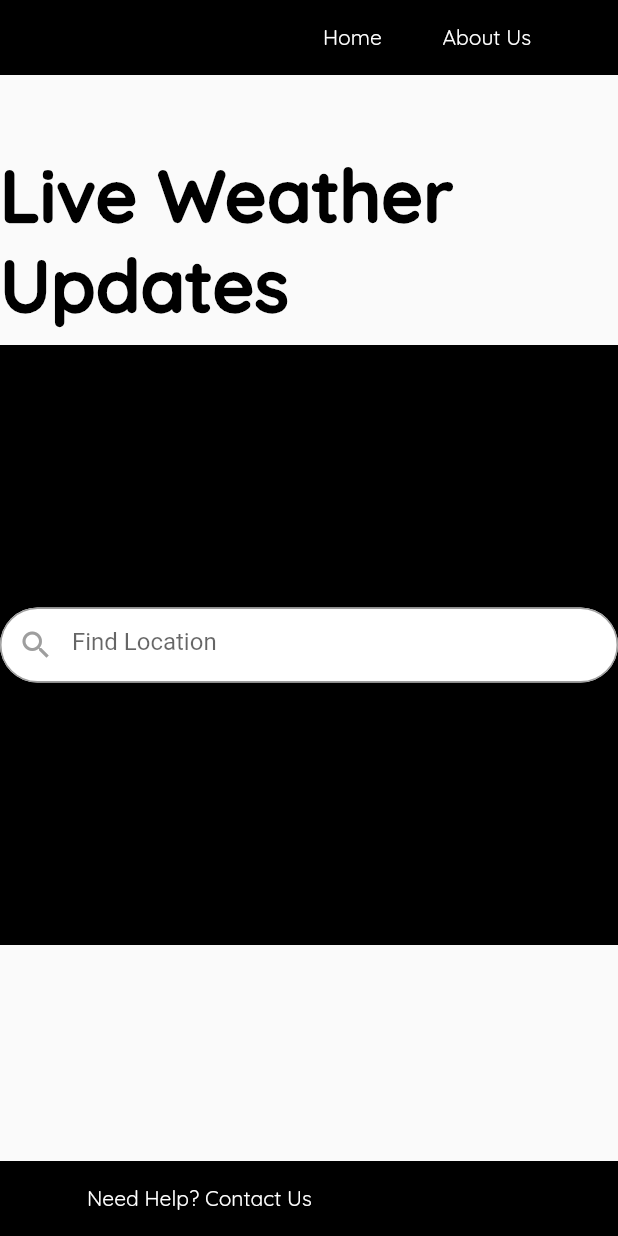
After one commit to lansoyyy/raindetector_webserver, a Flutter app: the WeatherUpdatesScreen screen opened by its route, on a phone screen of 412 x 824 dp. The commit adds this screen. Run offline on Flutter 3.47's test engine with Material 2 defaults, Android fonts, the light colour scheme and no system bars.

Commit message:
wip weather updates screen

```diff
--- a/lib/main.dart
+++ b/lib/main.dart
@@ -2,6 +2,7 @@ import 'package:flutter/material.dart';
 import 'package:rain_detector_webserver/screens/aboutus_screen.dart';
 import 'package:rain_detector_webserver/screens/contactus_screen.dart';
 import 'package:rain_detector_webserver/screens/home_screen.dart';
+import 'package:rain_detector_webserver/screens/updates_screen.dart';
 import 'package:rain_detector_webserver/utils/routes.dart';
 
 void main() {
@@ -19,6 +20,7 @@ class MyApp extends StatelessWidget {
         Routes.homepage: (context) => const HomeScreen(),
         Routes.aboutuspage: (context) => const AboutusScreen(),
         Routes.contactuspage: (context) => const ContactUsScreen(),
+        Routes.updatespage: (context) => const WeatherUpdatesScreen(),
       },
     );
   }
--- /dev/null
+++ b/lib/screens/updates_screen.dart
@@ -0,0 +1,160 @@
+import 'package:flutter/material.dart';
+import 'package:rain_detector_webserver/widgets/text_widget.dart';
+
+import '../utils/routes.dart';
+
+class WeatherUpdatesScreen extends StatefulWidget {
+  const WeatherUpdatesScreen({super.key});
+
+  @override
+  State<WeatherUpdatesScreen> createState() => _WeatherUpdatesScreenState();
+}
+
+class _WeatherUpdatesScreenState extends State<WeatherUpdatesScreen> {
+  final messageController = TextEditingController();
+
+  String filter = '';
+  @override
+  Widget build(BuildContext context) {
+    return Scaffold(
+      body: Column(
+        children: [
+          Container(
+            width: double.infinity,
+            height: 50,
+            color: Colors.black,
+            child: Row(
+              mainAxisAlignment: MainAxisAlignment.end,
+              children: [
+                TextButton(
+                  onPressed: () {
+                    Navigator.pushNamed(context, Routes.homepage);
+                  },
+                  child: TextRegular(
+                    text: 'Home',
+                    fontSize: 14,
+                    color: Colors.white,
+                  ),
+                ),
+                const SizedBox(
+                  width: 20,
+                ),
+                TextButton(
+                  onPressed: () {
+                    Navigator.pushNamed(context, Routes.aboutuspage);
+                  },
+                  child: TextRegular(
+                    text: 'About Us',
+                    fontSize: 14,
+                    color: Colors.white,
+                  ),
+                ),
+                const SizedBox(
+                  width: 50,
+                ),
+              ],
+            ),
+          ),
+          const SizedBox(
+            height: 50,
+          ),
+          Center(
+            child: TextBold(
+              text: 'Live Weather Updates',
+              fontSize: 48,
+              color: Colors.black,
+            ),
+          ),
+          const SizedBox(
+            height: 10,
+          ),
+          Container(
+            color: Colors.black,
+            height: 400,
+            width: 800,
+            child: Center(
+              child: Container(
+                height: 50,
+                width: 600,
+                decoration:
+                    BoxDecoration(borderRadius: BorderRadius.circular(100)),
+                child: TextFormField(
+                  textCapitalization: TextCapitalization.sentences,
+                  controller: messageController,
+                  decoration: InputDecoration(
+                    prefixIcon: const Icon(
+                      Icons.search,
+                      color: Colors.grey,
+                    ),
+                    suffixIcon: filter != ''
+                        ? IconButton(
+                            onPressed: (() {
+                              setState(() {
+                                filter = '';
+                                messageController.clear();
+                              });
+                            }),
+                            icon: const Icon(
+                              Icons.close_rounded,
+                              color: Colors.grey,
+                            ),
+                          )
+                        : const SizedBox(),
+                    fillColor: Colors.white,
+                    filled: true,
+                    enabledBorder: OutlineInputBorder(
+                      borderSide: const BorderSide(
+                        width: 1,
+                        color: Colors.grey,
+                      ),
+                      borderRadius: BorderRadius.circular(100),
+                    ),
+                    focusedBorder: OutlineInputBorder(
+                      borderSide:
+                          const BorderSide(width: 1, color: Colors.black),
+                      borderRadius: BorderRadius.circular(100),
+                    ),
+                    hintText: 'Find Location',
+                    border: InputBorder.none,
+                  ),
+                  onChanged: (value) {
+                    setState(() {
+                      filter = value;
+                    });
+                  },
+                ),
+              ),
+            ),
+          ),
+          const Expanded(
+              child: SizedBox(
+            height: 50,
+          )),
+          Container(
+            width: double.infinity,
+            height: 50,
+            color: Colors.black,
+            child: Row(
+              mainAxisAlignment: MainAxisAlignment.start,
+              children: [
+                const SizedBox(
+                  width: 50,
+                ),
+                TextButton(
+                  onPressed: () {
+                    Navigator.pushNamed(context, Routes.contactuspage);
+                  },
+                  child: TextRegular(
+                    text: 'Need Help? Contact Us',
+                    fontSize: 14,
+                    color: Colors.white,
+                  ),
+                ),
+              ],
+            ),
+          ),
+        ],
+      ),
+    );
+  }
+}
--- a/lib/utils/routes.dart
+++ b/lib/utils/routes.dart
@@ -1,5 +1,6 @@
 class Routes {
   static const homepage = '/homepage',
       aboutuspage = '/aboutuspage',
-      contactuspage = '/contactuspage';
+      contactuspage = '/contactuspage',
+      updatespage = '/updatespage';
 }
```
